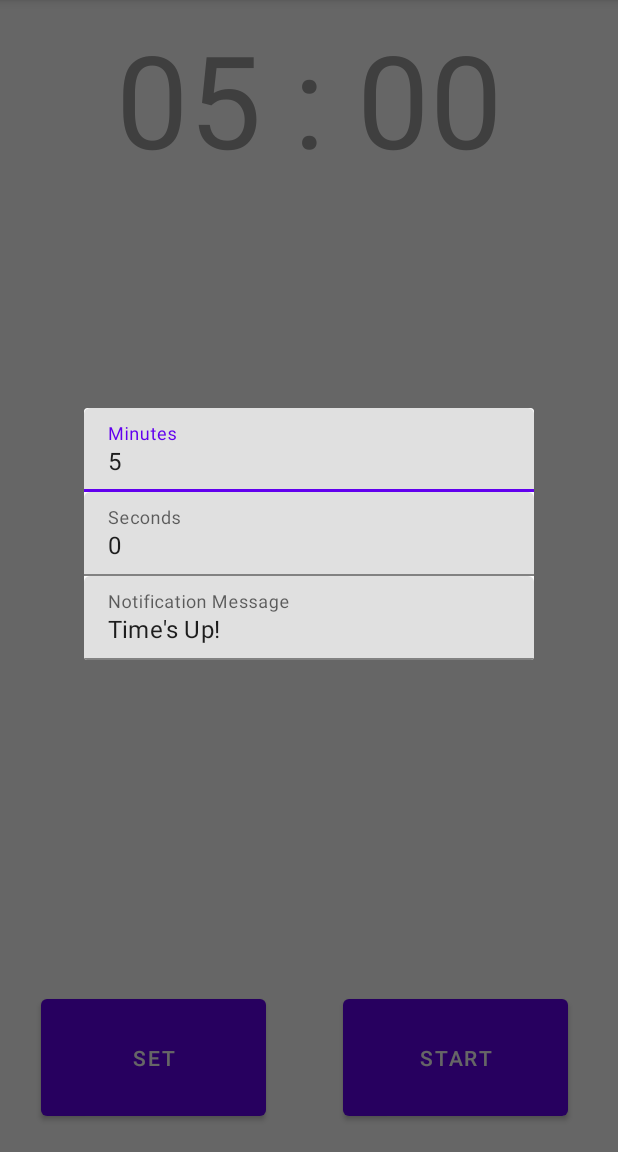
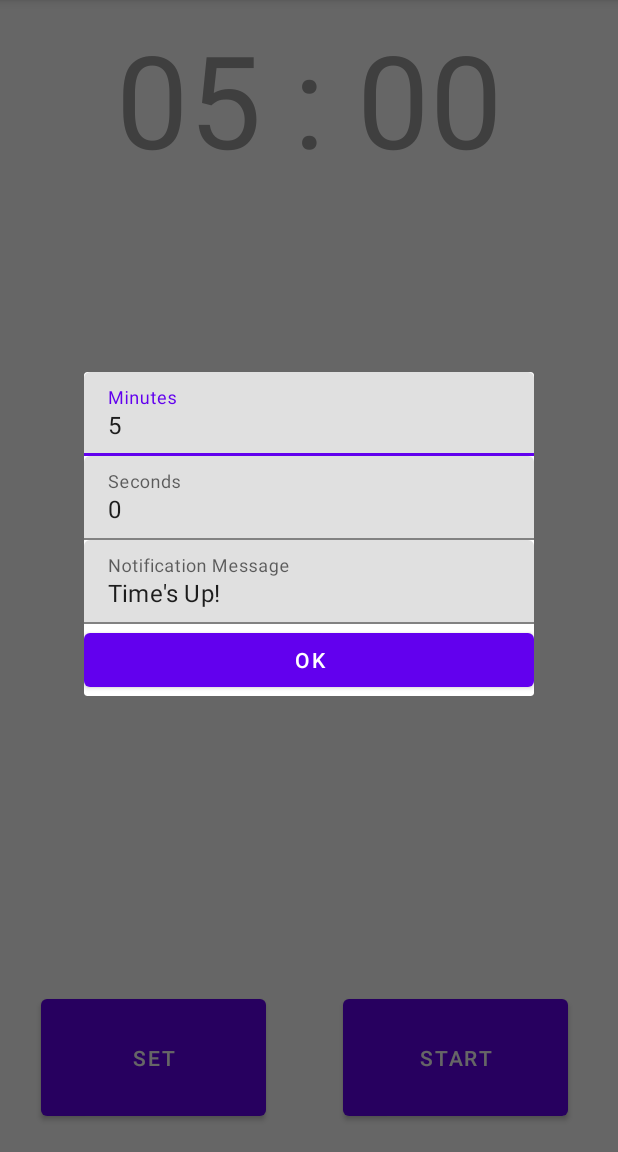
Before and after one commit to johncrawley/remind-me, an Android app: the screen it shows after launch (MainActivity), after a tap on an icon or button, on a phone screen of 412 x 824 dp, the part 84-1236 px from its top. Run offline under Robolectric (Android 15) with nearby library versions, the phone set to English and light mode, and no system bars.

Commit message:
Added a dismiss button to the config dialog.

```diff
--- a/app/src/main/java/com/jcrawley/remindme/ConfigureDialogFragment.java
+++ b/app/src/main/java/com/jcrawley/remindme/ConfigureDialogFragment.java
@@ -9,6 +9,7 @@ import android.text.TextWatcher;
 import android.view.LayoutInflater;
 import android.view.View;
 import android.view.ViewGroup;
+import android.widget.Button;
 import android.widget.EditText;
 
 import androidx.annotation.NonNull;
@@ -25,6 +26,7 @@ public class ConfigureDialogFragment extends DialogFragment {
     private EditText minutesEditText;
     private EditText secondsEditText;
     private EditText messageEditText;
+    private Button button;
 
 
     static ConfigureDialogFragment newInstance() {
@@ -58,6 +60,13 @@ public class ConfigureDialogFragment extends DialogFragment {
         messageEditText = getEditTextAndAssignString(view, R.id.messageInputEditText, viewModel.reminderMessage);
         setupMinutesWatcher();
         setupSecondsWatcher();
+        setupOkButton(view);
+    }
+
+
+    private void setupOkButton(View parentView){
+        button = parentView.findViewById(R.id.configOkButton);
+        button.setOnClickListener((View v) -> dismiss());
     }
 
 
--- a/app/src/main/res/layout/configure_dialog.xml
+++ b/app/src/main/res/layout/configure_dialog.xml
@@ -59,5 +59,11 @@
             android:layout_height="wrap_content" />
     </com.google.android.material.textfield.TextInputLayout>
 
+    <Button
+        android:id="@+id/configOkButton"
+        android:layout_width="match_parent"
+        android:layout_height="wrap_content"
+        android:text="@string/config_ok_button" />
+
 
 </LinearLayout>
--- a/app/src/main/res/values/strings.xml
+++ b/app/src/main/res/values/strings.xml
@@ -13,6 +13,7 @@
     <string name="enter_message_hint">Notification Message</string>
     <string name="enter_minutes_hint">Minutes</string>
     <string name="enter_seconds_hint">Seconds</string>
+    <string name="config_ok_button">OK</string>
     <string name="configure_dialog_activity">Configure Timer</string>
     <string name="notification_title">Reminder</string>
     <string name="notification_default_message">Time\'s up!</string>
```
